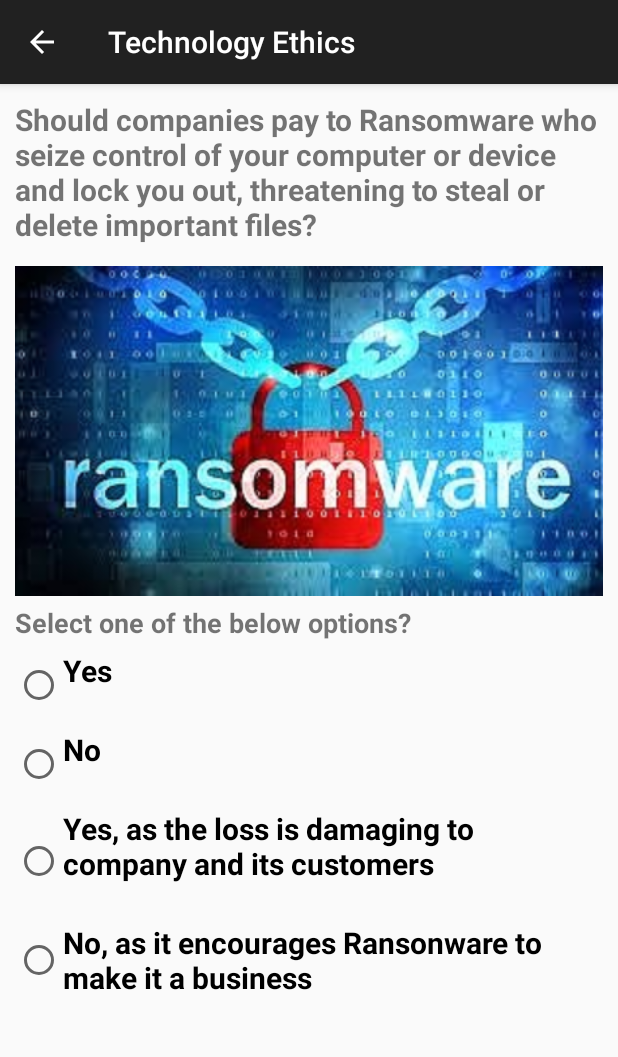
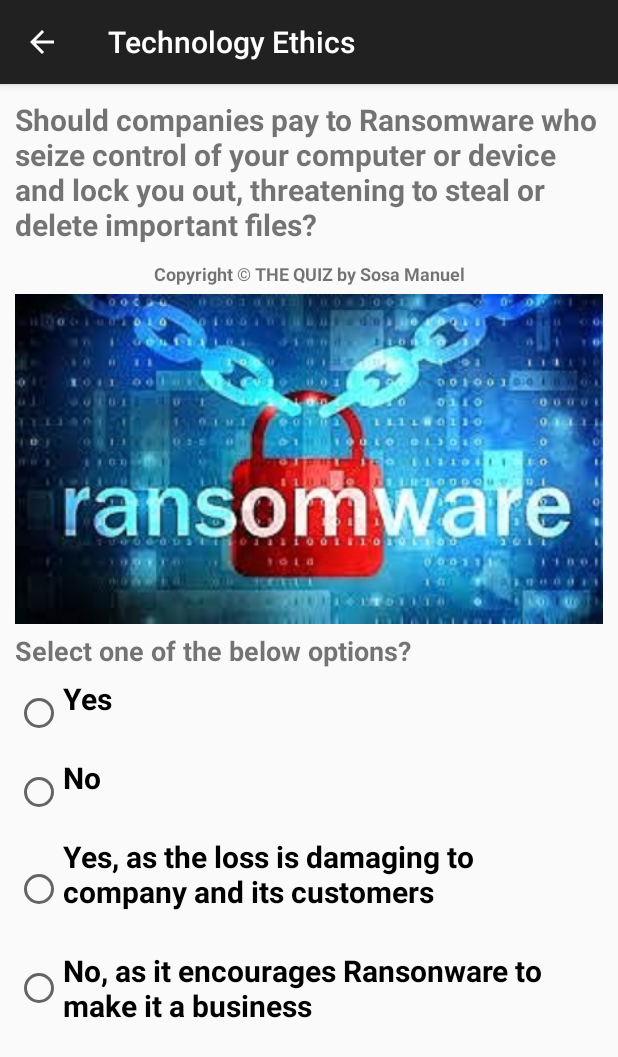
Before and after one commit to simonekarani/MoralIQ, an Android app: the TechEthicsActivity screen opened directly, with no data from a screen before it, on a phone screen of 412 x 824 dp. Shown: the top 1057 px of the screen. Run offline under Robolectric (Android 15) with nearby library versions, the light colour scheme and no system bars.

Commit message:
add copyright information for content

```diff
--- a/app/src/main/res/layout/activity_dilemma.xml
+++ b/app/src/main/res/layout/activity_dilemma.xml
@@ -13,6 +13,18 @@
         android:layout_marginRight="10dp"
         android:textStyle="bold"
         android:text="Which one?" />
+
+    <TextView
+        android:id="@+id/dilemmaCopyrightText"
+        android:layout_width="match_parent"
+        android:layout_height="wrap_content"
+        android:layout_marginLeft="10dp"
+        android:layout_marginRight="10dp"
+        android:layout_marginTop="2dp"
+        android:textSize="12dp"
+        android:gravity="center"
+        android:textStyle="bold"
+        android:text="Copyright &#169; THE QUIZ by Sosa Manuel" />
 
     <ImageView
         android:id="@+id/dilemmaImage"
```
Also changed, not shown: app/src/main/java/com/simonekarani/moraliq/medethics/MedicalEthicalData.java (+18 -18 lines), app/src/main/res/layout/activity_driving.xml (+12 -0 lines).
